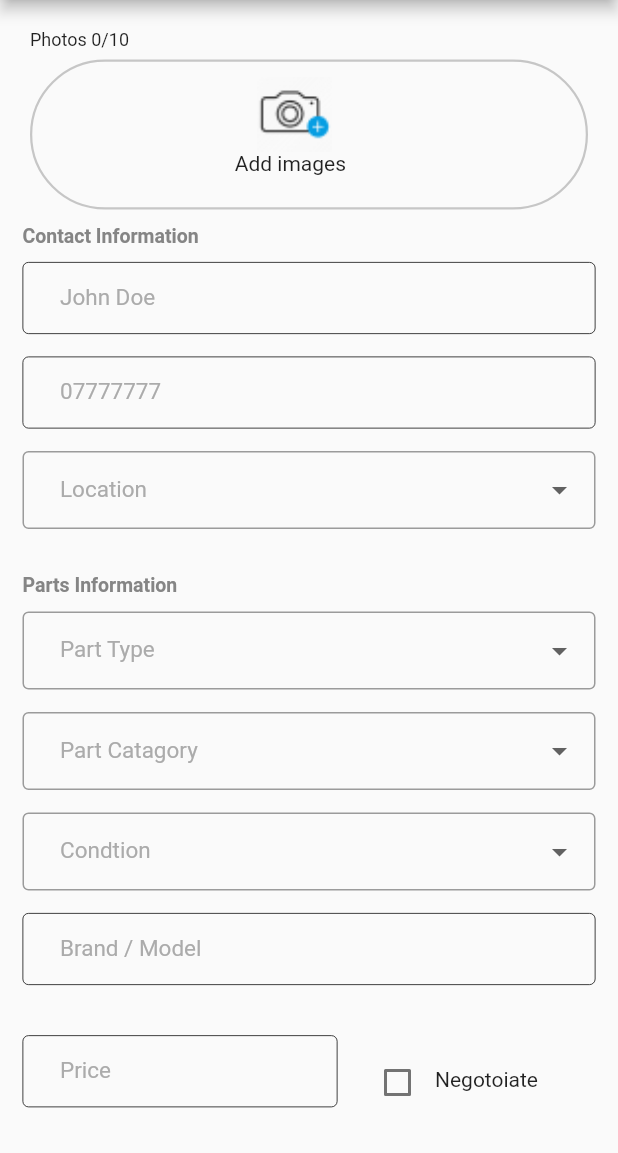
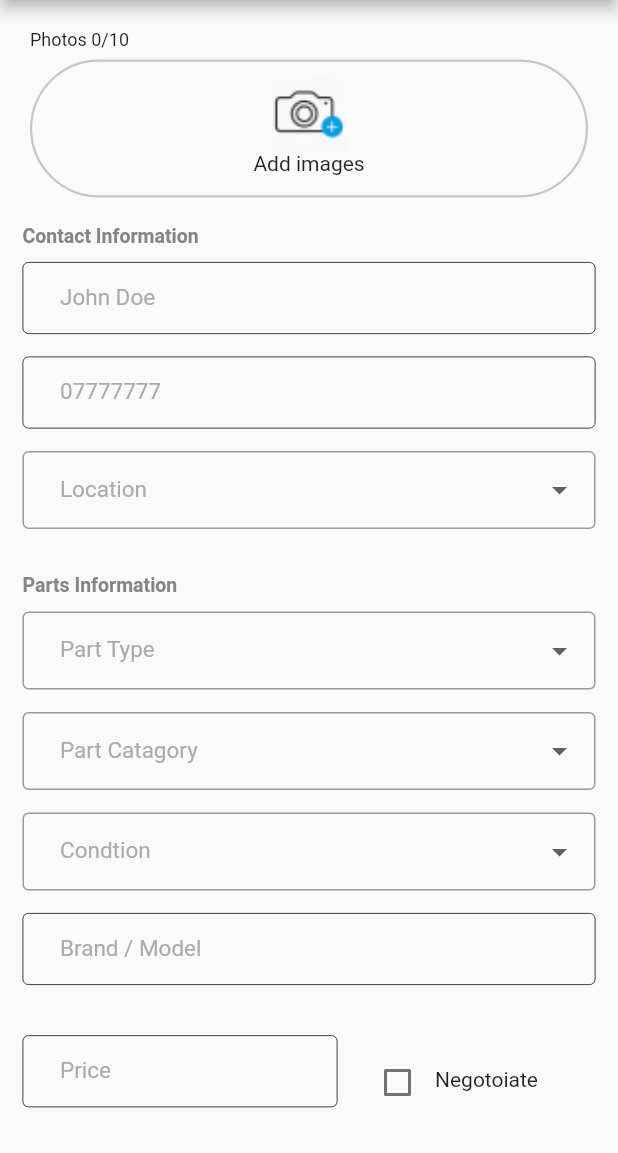
Before and after one commit to Thisuraka/UEE_Riyasewana, a Flutter app: the AddPartScreen screen opened directly, on a phone screen of 412 x 824 dp, the part 83-1236 px from its top. Run offline on Flutter 3.47's test engine with Material 2 defaults, Android fonts, the phone set to English and light mode, and no system bars; our stand-ins replace blur, connectivity, image_picker, shared_preferences, smooth_page_indicator; missing offline and left inert: flutter_animator, multi_image_picker; accounts and stored records are empty.

Commit message:
image picker complete

```diff
--- a/lib/main.dart
+++ b/lib/main.dart
@@ -37,7 +37,7 @@ class _HomeState extends State<Home> {
   Widget build(BuildContext context) {
     return MaterialApp(
       theme: ThemeData(fontFamily: 'Roboto'),
-      home: AddVehicleScreen(),
+      home: HomeScreen(),
     );
   }
 }
--- a/lib/models/vehicle_model.dart
+++ b/lib/models/vehicle_model.dart
@@ -1,4 +1,6 @@
 import 'dart:convert';
+
+import 'package:image_picker/image_picker.dart';
 
 VehicleInfo vehicleInfoFromJson(String str) =>
     VehicleInfo.fromJson(json.decode(str));
@@ -6,7 +8,7 @@ VehicleInfo vehicleInfoFromJson(String str) =>
 String vehicleInfoToJson(VehicleInfo data) => json.encode(data.toJson());
 
 class VehicleInfo {
-  List<AdImage> images;
+  List<XFile>? images;
   String vType;
   String vBrand;
   String vCondition;
--- a/lib/screens/parts/add-part_screen.dart
+++ b/lib/screens/parts/add-part_screen.dart
@@ -2,6 +2,7 @@ import 'package:flutter/material.dart';
 import 'package:riyasewana/widgets/custom_appbar.dart';
 import 'package:riyasewana/widgets/custom_button.dart';
 import 'package:riyasewana/widgets/custom_dropdown.dart';
+import 'package:riyasewana/widgets/custom_imagePicker.dart';
 import 'package:riyasewana/widgets/custom_textbox2.dart';
 import '../../styles.dart';
 
@@ -50,31 +51,10 @@ class _AddPartScreenState extends State<AddPartScreen> {
                 ),
               ),
               Container(
+                margin: EdgeInsets.only(top: 30),
                 width: double.infinity,
                 height: 100,
-                margin:
-                    EdgeInsets.only(right: 20, left: 20, top: 30, bottom: 20),
-                decoration: BoxDecoration(
-                  borderRadius: BorderRadius.circular(50),
-                  border: Border.all(color: Button2BorderColor, width: 1.5),
-                ),
-                child: Stack(
-                  children: [
-                    Container(
-                      margin: EdgeInsets.only(left: 150, top: 10),
-                      child: Image.asset(
-                        'assets/icons/addImage.png',
-                        width: 50,
-                        height: 50,
-                        fit: BoxFit.contain,
-                      ),
-                    ),
-                    Container(
-                      margin: EdgeInsets.only(left: 135, top: 60),
-                      child: Text("Add images"),
-                    )
-                  ],
-                ),
+                child: CustomImagePicker(),
               ),
               Container(
                 margin: EdgeInsets.only(top: 140),
@@ -100,7 +80,7 @@ class _AddPartScreenState extends State<AddPartScreen> {
                         hint: "Phone Number",
                         labelText: "07777777",
                         readOnly: true,
-                        enabled: true,
+                        enabled: false,
                         onTap: () {},
                       ),
                       CustomDropDown(
--- a/lib/screens/vehicles/add-vehicle_screen.dart
+++ b/lib/screens/vehicles/add-vehicle_screen.dart
@@ -22,8 +22,6 @@ class _AddVehicleScreenState extends State<AddVehicleScreen> {
   String _manftext = "Manufactury year";
   DateTime _Manf = DateTime.now();
   bool _pNegotiate = false;
-
-  List<XFile>? _imageFileList = [];
 
   TextEditingController _name = TextEditingController();
   TextEditingController _phone = TextEditingController();
@@ -66,9 +64,7 @@ class _AddVehicleScreenState extends State<AddVehicleScreen> {
                 margin: EdgeInsets.only(top: 30),
                 width: double.infinity,
                 height: 100,
-                child: CustomImagePicker(
-                  imageFileList: [],
-                ),
+                child: CustomImagePicker(),
               ),
               Container(
                 margin: EdgeInsets.only(top: 140),
```
Also changed, not shown: lib/screens/parts/edit-part_screen.dart (+3 -23 lines), lib/screens/vehicles/edit-vehicle_screen.dart (+3 -23 lines), lib/widgets/custom_imagePicker.dart (+4 -5 lines).
